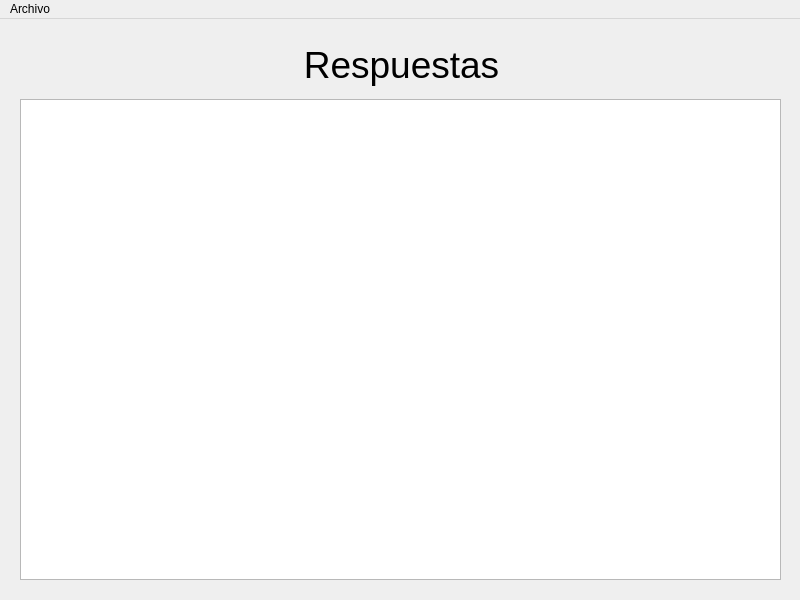
Old version of the form VentanaRespuestas.ui in the repository ingJuanPablo/ProyectoSoftwareIII.
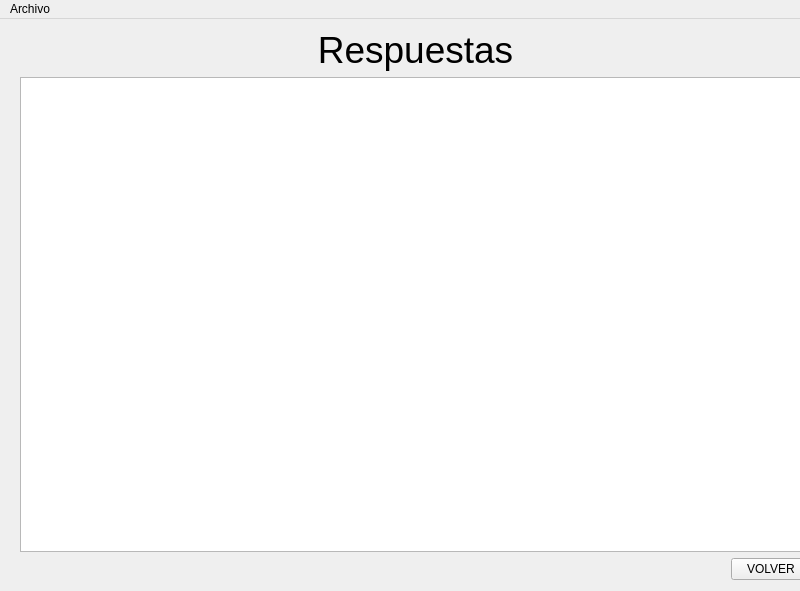
New version of the form. Icons and pictures are not drawn.

```diff
--- a/VentanaRespuestas.ui
+++ b/VentanaRespuestas.ui
@@ -7,32 +7,34 @@
     <x>0</x>
     <y>0</y>
     <width>800</width>
-    <height>600</height>
+    <height>591</height>
    </rect>
   </property>
   <property name="windowTitle">
    <string>MainWindow</string>
   </property>
+  <property name="styleSheet">
+   <string notr="true">#btnVolver:hover{
+background-color: rgb(65, 195, 0);
+}
+</string>
+  </property>
   <widget class="QWidget" name="centralwidget">
-   <widget class="QTableWidget" name="tableRespuestas">
+   <widget class="QWidget" name="gridLayoutWidget">
     <property name="geometry">
      <rect>
       <x>20</x>
-      <y>80</y>
-      <width>761</width>
-      <height>481</height>
-     </rect>
-    </property>
-   </widget>
-   <widget class="QLabel" name="label">
-    <property name="geometry">
-     <rect>
-      <x>6</x>
-      <y>20</y>
+      <y>10</y>
       <width>791</width>
-      <height>51</height>
+      <height>551</height>
      </rect>
     </property>
+    <layout class="QGridLayout" name="gridLayout">
+     <property name="sizeConstraint">
+      <enum>QLayout::SetMaximumSize</enum>
+     </property>
+     <item row="0" column="0">
+      <widget class="QLabel" name="label">
     <property name="font">
      <font>
       <family>Tahoma</family>
@@ -45,6 +47,46 @@
     <property name="alignment">
      <set>Qt::AlignCenter</set>
     </property>
+      </widget>
+     </item>
+     <item row="1" column="0">
+      <widget class="QTableWidget" name="tableRespuestas"/>
+     </item>
+     <item row="2" column="0">
+      <layout class="QHBoxLayout" name="horizontalLayout_2">
+       <item>
+        <spacer name="horizontalSpacer">
+         <property name="orientation">
+          <enum>Qt::Horizontal</enum>
+         </property>
+         <property name="sizeHint" stdset="0">
+          <size>
+           <width>40</width>
+           <height>20</height>
+          </size>
+         </property>
+        </spacer>
+       </item>
+       <item>
+        <widget class="QPushButton" name="btnVolver">
+         <property name="text">
+          <string>VOLVER</string>
+         </property>
+         <property name="icon">
+          <iconset>
+           <normaloff>C:/Users/Angel/Pictures/icons8-retroceder-30.png</normaloff>C:/Users/Angel/Pictures/icons8-retroceder-30.png</iconset>
+         </property>
+         <property name="iconSize">
+          <size>
+           <width>32</width>
+           <height>32</height>
+          </size>
+         </property>
+        </widget>
+       </item>
+      </layout>
+     </item>
+    </layout>
    </widget>
   </widget>
   <widget class="QMenuBar" name="menubar">
```
Lines whose indentation alone changed are shown as unchanged.
